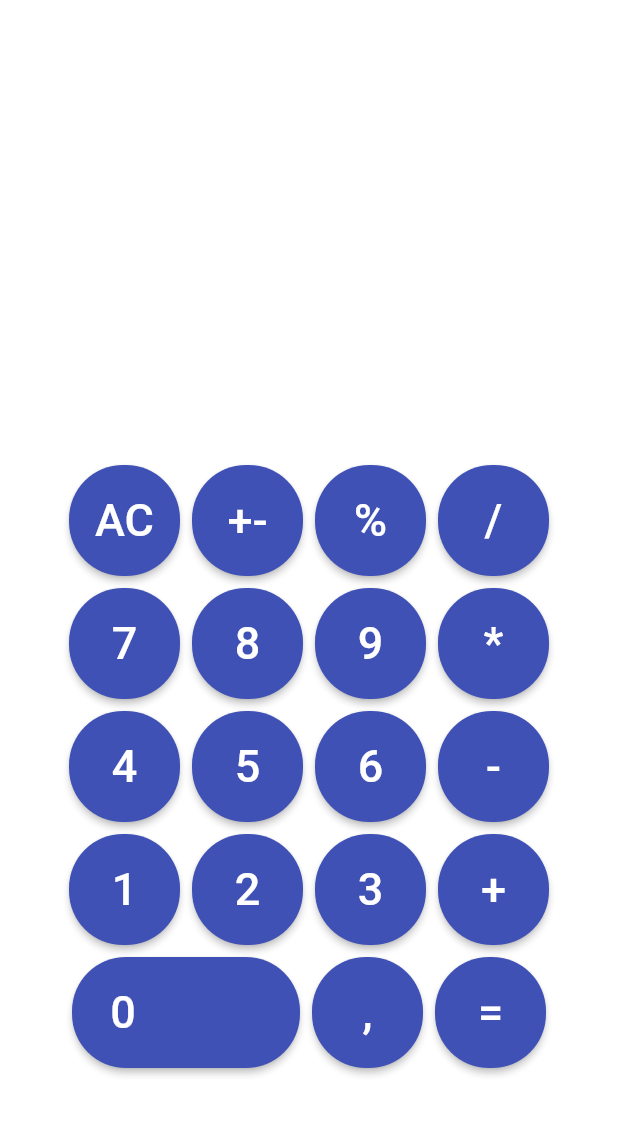
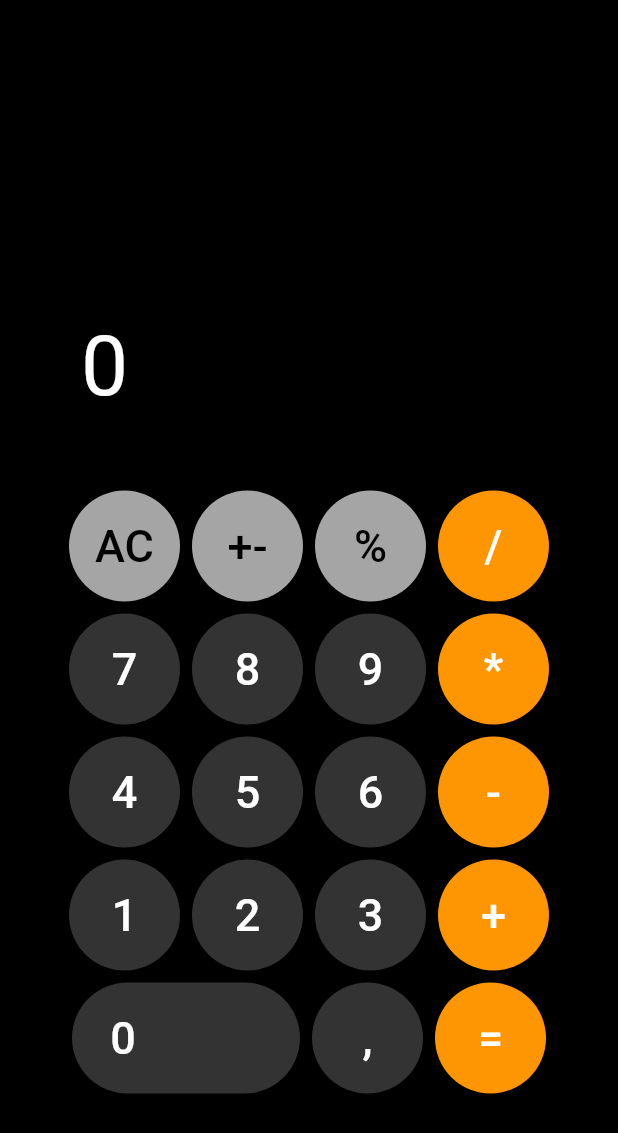
Before and after one commit to Steelwsky/calculator_provider, a Flutter app: the screen it shows after launch, on a phone screen of 412 x 824 dp. Shown: the top 1133 px of the screen. Run offline on Flutter 3.47's test engine with Material 2 defaults, Android fonts, the phone set to English and light mode, and no system bars; drawn by our look-alikes of auto_size_text.

Commit message:
added colors for buttons. buttons seems not rounded. Need to solve textView positioning.

```diff
--- a/lib/home_page.dart
+++ b/lib/home_page.dart
@@ -3,13 +3,15 @@ import 'package:provider/provider.dart';
 import 'calc_controller.dart';
 import 'widgets/button.dart';
 import 'widgets/text_view.dart';
+import 'settings/button_settings.dart';
 
 class MyHomePage extends StatelessWidget {
   @override
   Widget build(BuildContext context) {
     final calcController = Provider.of<CalcController>(context);
+    final buttonSettings = ButtonSettings();
     return Scaffold(
-      backgroundColor: Colors.white12,
+      backgroundColor: Colors.black,
       body: Center(
         child: Column(
           mainAxisAlignment: MainAxisAlignment.center,
@@ -17,49 +19,87 @@ class MyHomePage extends StatelessWidget {
             TextView(),
             Row(
               children: <Widget>[
-                MyButton(str: 'AC', func: calcController.clear),
-                MyButton(str: '+-', func: calcController.onPlusMinus),
-                MyButton(str: '%', func: calcController.onPercentage),
-                MyButton(str: '/', func: calcController.onOperator),
+                MyButton(str: 'AC',
+                    func: calcController.clear,
+                    buttonSettings: buttonSettings.buttons['light']),
+                MyButton(str: '+-',
+                    func: calcController.onPlusMinus,
+                    buttonSettings: buttonSettings.buttons['light']),
+                MyButton(str: '%',
+                    func: calcController.onPercentage,
+                    buttonSettings: buttonSettings.buttons['light']),
+                MyButton(str: '/',
+                    func: calcController.onOperator,
+                    buttonSettings: buttonSettings.buttons['orange']),
               ],
               mainAxisAlignment: MainAxisAlignment.center,
               crossAxisAlignment: CrossAxisAlignment.center,
             ),
             Row(
               children: <Widget>[
-                MyButton(str: '7', func: calcController.onNumber),
-                MyButton(str: '8', func: calcController.onNumber),
-                MyButton(str: '9', func: calcController.onNumber),
-                MyButton(str: '*', func: calcController.onOperator),
+                MyButton(str: '7',
+                    func: calcController.onNumber,
+                    buttonSettings: buttonSettings.buttons['dark']),
+                MyButton(str: '8',
+                    func: calcController.onNumber,
+                    buttonSettings: buttonSettings.buttons['dark']),
+                MyButton(str: '9',
+                    func: calcController.onNumber,
+                    buttonSettings: buttonSettings.buttons['dark']),
+                MyButton(str: '*',
+                    func: calcController.onOperator,
+                    buttonSettings: buttonSettings.buttons['orange']),
               ],
               mainAxisAlignment: MainAxisAlignment.center,
               crossAxisAlignment: CrossAxisAlignment.center,
             ),
             Row(
               children: <Widget>[
-                MyButton(str: '4', func: calcController.onNumber),
-                MyButton(str: '5', func: calcController.onNumber),
-                MyButton(str: '6', func: calcController.onNumber),
-                MyButton(str: '-', func: calcController.onOperator),
+                MyButton(str: '4',
+                    func: calcController.onNumber,
+                    buttonSettings: buttonSettings.buttons['dark']),
+                MyButton(str: '5',
+                    func: calcController.onNumber,
+                    buttonSettings: buttonSettings.buttons['dark']),
+                MyButton(str: '6',
+                    func: calcController.onNumber,
+                    buttonSettings: buttonSettings.buttons['dark']),
+                MyButton(str: '-',
+                    func: calcController.onOperator,
+                    buttonSettings: buttonSettings.buttons['orange']),
               ],
               mainAxisAlignment: MainAxisAlignment.center,
               crossAxisAlignment: CrossAxisAlignment.center,
             ),
             Row(
               children: <Widget>[
-                MyButton(str: '1', func: calcController.onNumber),
-                MyButton(str: '2', func: calcController.onNumber),
-                MyButton(str: '3', func: calcController.onNumber),
-                MyButton(str: '+', func: calcController.onOperator),
+                MyButton(str: '1',
+                    func: calcController.onNumber,
+                    buttonSettings: buttonSettings.buttons['dark']),
+                MyButton(str: '2',
+                    func: calcController.onNumber,
+                    buttonSettings: buttonSettings.buttons['dark']),
+                MyButton(str: '3',
+                    func: calcController.onNumber,
+                    buttonSettings: buttonSettings.buttons['dark']),
+                MyButton(str: '+',
+                    func: calcController.onOperator,
+                    buttonSettings: buttonSettings.buttons['orange']),
               ],
               mainAxisAlignment: MainAxisAlignment.center,
               crossAxisAlignment: CrossAxisAlignment.center,
             ),
             Row(
               children: <Widget>[
-                MyButton(str: '0', func: calcController.onNumber),
-                MyButton(str: '.', func: calcController.onDecimal),
-                MyButton(str: '=', func: calcController.onOperator),
+                MyButton(str: '0',
+                    func: calcController.onNumber,
+                    buttonSettings: buttonSettings.buttons['dark']),
+                MyButton(str: '.',
+                    func: calcController.onDecimal,
+                    buttonSettings: buttonSettings.buttons['dark']),
+                MyButton(str: '=',
+                    func: calcController.onOperator,
+                    buttonSettings: buttonSettings.buttons['orange']),
               ],
               mainAxisAlignment: MainAxisAlignment.center,
               crossAxisAlignment: CrossAxisAlignment.center,
--- /dev/null
+++ b/lib/settings/button_settings.dart
@@ -0,0 +1,47 @@
+import 'package:flutter/material.dart';
+
+class ButtonSettings {
+  final Color fontColor;
+  final Color backgroundColor;
+
+  ButtonSettings({this.fontColor, this.backgroundColor});
+
+  static Map<String, Color> _mapColorsFonts = {
+    'black': Colors.black,
+    'white': Colors.white
+  };
+
+  static Map<String, Color> _mapBackground = {
+    'lightGrey': Color.fromARGB(255, 165, 165, 165),
+    'darkGrey': Color.fromARGB(255, 51, 51, 51),
+    'orange': Color.fromARGB(255, 254, 149, 2),
+  };
+
+  static Map<String, ButtonSettings> _buttons = {
+    'dark': ButtonSettings(
+        fontColor: _mapColorsFonts['white'],
+        backgroundColor: _mapBackground['darkGrey']),
+    'light': ButtonSettings(
+        fontColor: _mapColorsFonts['black'],
+        backgroundColor: _mapBackground['lightGrey']),
+    'orange': ButtonSettings(
+        fontColor: _mapColorsFonts['white'],
+        backgroundColor: _mapBackground['orange']),
+  };
+
+  Map<String, ButtonSettings> get buttons {
+    return _buttons;
+  }
+}
+
+//  static List<ButtonSettings> _buttons = [
+//    ButtonSettings(
+//        fontColor: _mapColorsFonts['white'],
+//        backgroundColor: _mapBackground['darkGrey']),
+//    ButtonSettings(
+//        fontColor: _mapColorsFonts['black'],
+//        backgroundColor: _mapBackground['lightGrey']),
+//    ButtonSettings(
+//        fontColor: _mapColorsFonts['white'],
+//        backgroundColor: _mapBackground['orange']),
+//  ];
--- a/lib/widgets/button.dart
+++ b/lib/widgets/button.dart
@@ -1,10 +1,13 @@
+
 import 'package:flutter/material.dart';
+import 'package:provider_calc_expanded/settings/button_settings.dart';
 
 class MyButton extends StatelessWidget {
   final String str;
   final Function func;
+  final ButtonSettings buttonSettings;
 
-  MyButton({this.str, this.func});
+  MyButton({this.str, this.func, this.buttonSettings});
 
   @override
   Widget build(BuildContext context) {
@@ -23,12 +26,14 @@ class MyButton extends StatelessWidget {
           child: new Text(
             str == '.' ? ',' : '$str',
             style: TextStyle(
-                fontSize: 30, color: Colors.white, fontWeight: FontWeight.w500),
+                fontSize: 30,
+                color: buttonSettings.fontColor,
+                fontWeight: FontWeight.w500),
           ),
           shape:
-              RoundedRectangleBorder(borderRadius: BorderRadius.circular(36.0)),
+          RoundedRectangleBorder(borderRadius: BorderRadius.circular(50.0)),
           elevation: 2.0,
-          fillColor: Colors.indigo,
+          fillColor: buttonSettings.backgroundColor,
           padding: str == '0'
               ? const EdgeInsets.only(right: 84)
               : const EdgeInsets.all(0.0),
--- a/lib/widgets/text_view.dart
+++ b/lib/widgets/text_view.dart
@@ -1,4 +1,5 @@
 import 'package:flutter/material.dart';
+import 'package:flutter/rendering.dart';
 import 'package:provider_calc_expanded/calc_controller.dart';
 import 'package:provider/provider.dart';
 import 'package:auto_size_text/auto_size_text.dart';
@@ -11,16 +12,20 @@ class TextView extends StatelessWidget {
         valueListenable: calcController.state,
         builder: (_, newState, __) {
           return Container(
+            child: ConstrainedBox(
+              constraints: BoxConstraints.tight(Size(400, 100)),
               child: SizedBox(
                 child: AutoSizeText(
                   '${newState.result}',
                   style: TextStyle(
                     fontSize: 56.0,
+                    color: Colors.white,
                   ),
                   maxFontSize: 56.0,
                   maxLines: 1,
 //                textAlign: TextAlign.center,
                   key: ValueKey('textViewResult'),
+                ),
               ),
             ),
             alignment: Alignment.centerRight,
@@ -29,17 +34,3 @@ class TextView extends StatelessWidget {
         });
   }
 }
-
-//Text(
-////              newState.isFirst ? '${newState.num1}': '${newState.num2}',
-//'${newState.result}',
-//key: ValueKey('textViewResult'),
-//textAlign: TextAlign.center,
-//style: TextStyle(
-//fontSize: 60.0,
-//color: Colors.white,
-//),
-//maxLines: 1,
-//),
-//alignment: Alignment.centerRight,
-//padding: EdgeInsets.only(top: 134, right: 68, bottom: 16),
```
Lines whose indentation alone changed are shown as unchanged.
